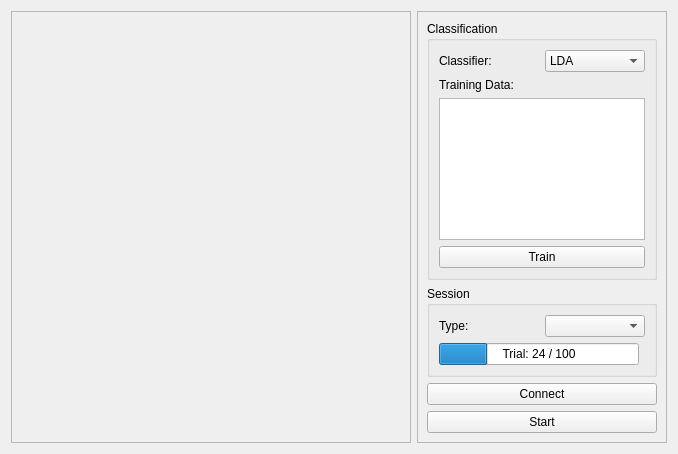
Before: the Qt Designer form pygesture/ui/test_widget_template.ui in ixjlyons/pygesture, drawn with Qt 5.
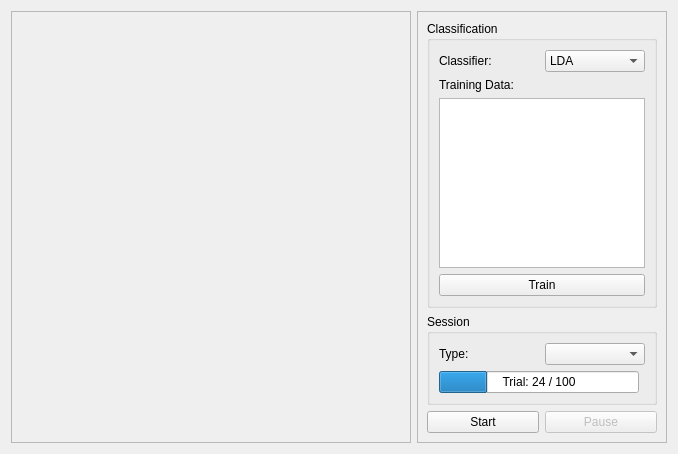
After: the same form once the commit is applied. Icons and pictures are not drawn. Custom widgets are drawn as their Qt base class.

The edit to the form file:
```diff
--- a/pygesture/ui/test_widget_template.ui
+++ b/pygesture/ui/test_widget_template.ui
@@ -56,18 +56,6 @@
       <enum>QFrame::Raised</enum>
      </property>
      <layout class="QGridLayout" name="gridLayout">
-      <item row="3" column="0">
-       <widget class="QPushButton" name="startButton">
-        <property name="text">
-         <string>Start</string>
-        </property>
-        <property name="icon">
-         <iconset theme="media-playback-start">
-          <normaloff/>
-         </iconset>
-        </property>
-       </widget>
-      </item>
       <item row="0" column="0">
        <widget class="QGroupBox" name="sessionInfoBox">
         <property name="sizePolicy">
@@ -160,27 +148,6 @@
         </layout>
        </widget>
       </item>
-      <item row="2" column="0">
-       <widget class="QPushButton" name="connectButton">
-        <property name="text">
-         <string>Connect</string>
-        </property>
-        <property name="icon">
-         <iconset theme="insert-link">
-          <normaloff/>
-         </iconset>
-        </property>
-        <property name="checkable">
-         <bool>true</bool>
-        </property>
-        <property name="checked">
-         <bool>false</bool>
-        </property>
-        <property name="flat">
-         <bool>false</bool>
-        </property>
-       </widget>
-      </item>
       <item row="1" column="0">
        <widget class="QGroupBox" name="sessionBox">
         <property name="title">
@@ -214,6 +181,37 @@
         </layout>
        </widget>
       </item>
+      <item row="2" column="0">
+       <layout class="QHBoxLayout" name="horizontalLayout_4">
+        <item>
+         <widget class="QPushButton" name="startButton">
+          <property name="text">
+           <string>Start</string>
+          </property>
+          <property name="icon">
+           <iconset theme="media-playback-start">
+            <normaloff/>
+           </iconset>
+          </property>
+         </widget>
+        </item>
+        <item>
+         <widget class="QPushButton" name="pauseButton">
+          <property name="enabled">
+           <bool>false</bool>
+          </property>
+          <property name="text">
+           <string>Pause</string>
+          </property>
+          <property name="icon">
+           <iconset theme="media-playback-pause">
+            <normaloff/>
+           </iconset>
+          </property>
+         </widget>
+        </item>
+       </layout>
+      </item>
      </layout>
     </widget>
    </item>
```
